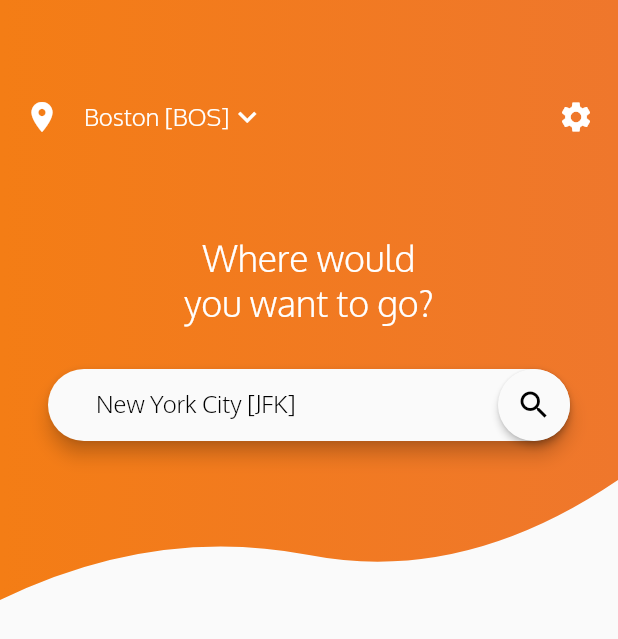
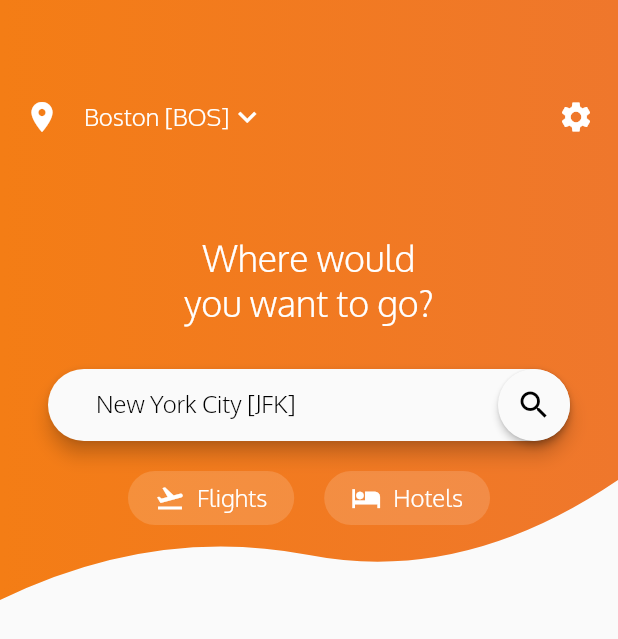
Before and after one commit to ajay1706/Flight-UI, a Flutter app: the screen it shows after launch, on a phone screen of 412 x 824 dp. Shown: the top 639 px of the screen. Run offline on Flutter 3.47's test engine with Material 2 defaults, Android fonts, the phone set to English and light mode, and no system bars.

Commit message:
adding the part 1

```diff
--- a/flight_app/lib/main.dart
+++ b/flight_app/lib/main.dart
@@ -45,6 +45,7 @@ class HomeScreenTopPart extends StatefulWidget {
 class _HomeScreenTopPartState extends State<HomeScreenTopPart> {
 
 var selectedLocationIndex = 0;
+var isFlightSelected = true;
 
   @override
   Widget build(BuildContext context) {
@@ -132,7 +133,29 @@ Padding(
        border: InputBorder.none
      ),
    ),
-  ),)
+  ),),
+  SizedBox(height: 20,),
+  Row(
+    mainAxisSize: MainAxisSize.min,
+    mainAxisAlignment: MainAxisAlignment.spaceAround,
+    children: <Widget>[
+InkWell(child: ChoiceChip(Icons.flight_takeoff, "Flights",isFlightSelected),
+onTap:(){
+  setState(() {
+    isFlightSelected = true;
+
+  });
+} ,),
+SizedBox(width: 20,),
+InkWell(child: ChoiceChip(Icons.hotel,"Hotels",isFlightSelected),
+onTap: (){
+  setState(() {
+    isFlightSelected = false;
+  });
+},)
+    ],
+
+  )
 
 
            ],
@@ -146,3 +169,41 @@ Padding(
     );
   }
 }
+
+
+class ChoiceChip extends StatefulWidget {
+
+final IconData icon;
+final String text;
+final bool isSelected;
+
+ChoiceChip(this.icon,this.text,this.isSelected);
+
+  @override
+  _ChoiceChipState createState() => _ChoiceChipState();
+}
+
+class _ChoiceChipState extends State<ChoiceChip> {
+  @override
+  Widget build(BuildContext context) {
+    return Container(
+      padding: EdgeInsets.symmetric(horizontal: 18,vertical: 8.0),
+      decoration:widget.isSelected ?BoxDecoration (
+        color: Colors.white.withOpacity(0.15),
+        borderRadius: BorderRadius.all(Radius.circular(20))
+      ) :null,
+      child: Row(
+
+        children: <Widget>[
+          Icon(widget.icon,
+          size: 20,
+          color: Colors.white,),
+          SizedBox(width: 8,),
+          Text(widget.text,style:TextStyle(color:Colors.white,
+          fontSize: 16))
+        ],
+
+      ),
+    );
+  }
+}
```
